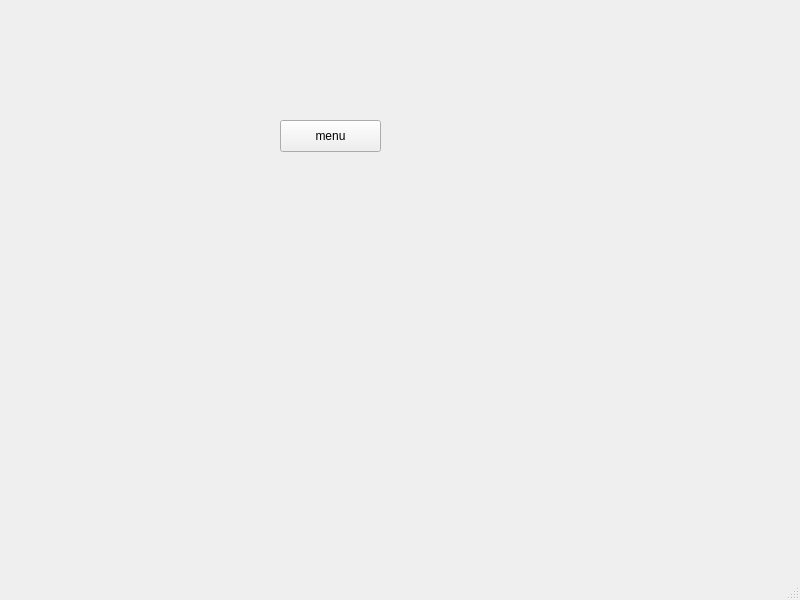
Old version of the form RMS_qt/mainwindow.ui in the repository dev-pratik02/RMS.
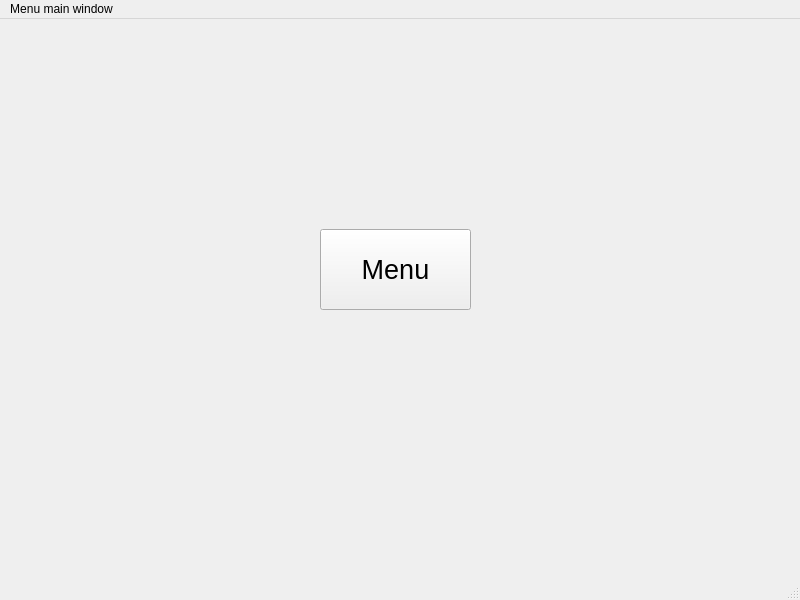
New version of the form.

```diff
--- a/RMS_qt/mainwindow.ui
+++ b/RMS_qt/mainwindow.ui
@@ -17,14 +17,26 @@
    <widget class="QPushButton" name="pushButton">
     <property name="geometry">
      <rect>
-      <x>280</x>
-      <y>120</y>
-      <width>101</width>
-      <height>32</height>
+      <x>320</x>
+      <y>210</y>
+      <width>151</width>
+      <height>81</height>
      </rect>
     </property>
+    <property name="font">
+     <font>
+      <family>Arial</family>
+      <pointsize>20</pointsize>
+     </font>
+    </property>
+    <property name="layoutDirection">
+     <enum>Qt::LayoutDirection::RightToLeft</enum>
+    </property>
     <property name="text">
-     <string>menu</string>
+     <string>Menu</string>
+    </property>
+    <property name="autoDefault">
+     <bool>false</bool>
     </property>
    </widget>
   </widget>
@@ -34,9 +46,15 @@
      <x>0</x>
      <y>0</y>
      <width>800</width>
-     <height>24</height>
+     <height>21</height>
     </rect>
    </property>
+   <widget class="QMenu" name="menuMenu_main_window">
+    <property name="title">
+     <string>Menu main window</string>
+    </property>
+   </widget>
+   <addaction name="menuMenu_main_window"/>
   </widget>
   <widget class="QStatusBar" name="statusbar"/>
  </widget>
```
